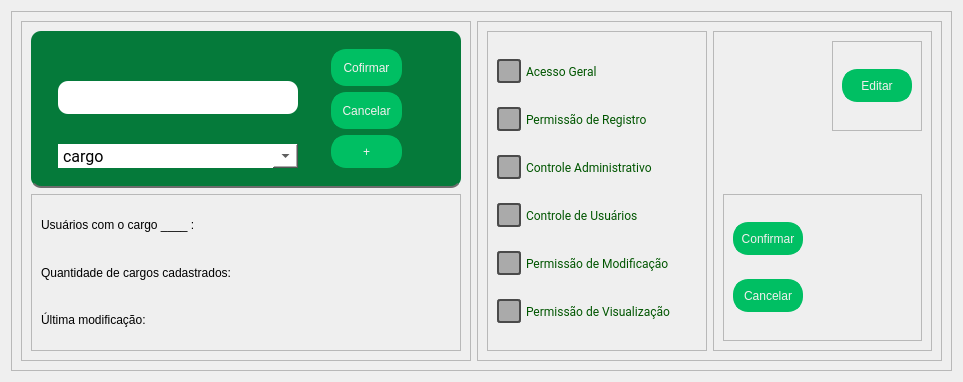
Above: PATP/asset_ctrl/templates/interfaces/cargo_config.ui from eduardogm22/controle_patrimonio before the change. Below: the same form after it.
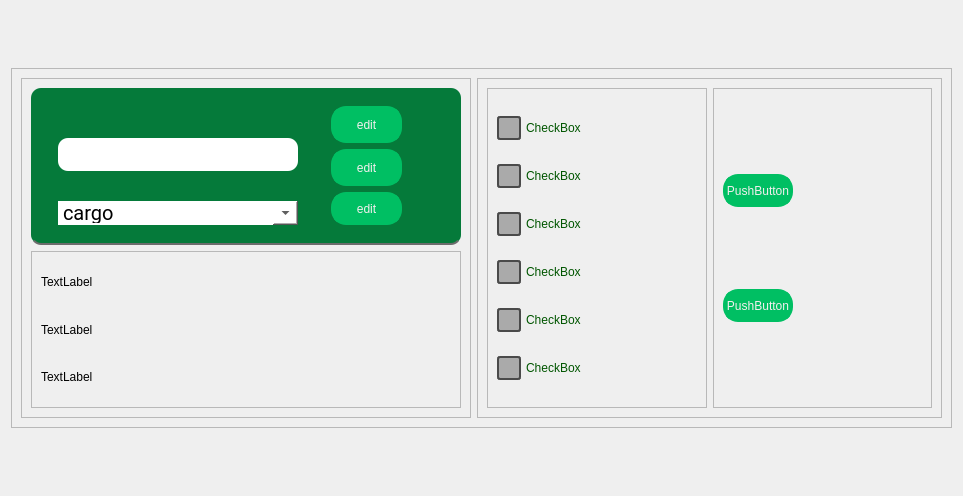
That is the form after the change.

```diff
--- a/PATP/asset_ctrl/templates/interfaces/cargo_config.ui
+++ b/PATP/asset_ctrl/templates/interfaces/cargo_config.ui
@@ -7,7 +7,7 @@
     <x>0</x>
     <y>0</y>
     <width>963</width>
-    <height>378</height>
+    <height>496</height>
    </rect>
   </property>
   <property name="windowTitle">
@@ -133,7 +133,7 @@
                  <property name="font">
                   <font>
                    <family>Roboto</family>
-                   <pointsize>12</pointsize>
+                   <pointsize>15</pointsize>
                   </font>
                  </property>
                  <property name="contextMenuPolicy">
@@ -216,7 +216,7 @@
 }</string>
                  </property>
                  <property name="text">
-                  <string>Cofirmar</string>
+                  <string>edit</string>
                  </property>
                 </widget>
                </item>
@@ -253,7 +253,7 @@
 }</string>
                  </property>
                  <property name="text">
-                  <string>Cancelar</string>
+                  <string>edit</string>
                  </property>
                 </widget>
                </item>
@@ -290,7 +290,7 @@
 }</string>
                  </property>
                  <property name="text">
-                  <string>+</string>
+                  <string>edit</string>
                  </property>
                 </widget>
                </item>
@@ -312,21 +312,21 @@
             <item>
              <widget class="QLabel" name="label">
               <property name="text">
-               <string>Usuários com o cargo ____ : </string>
+               <string>TextLabel</string>
               </property>
              </widget>
             </item>
             <item>
              <widget class="QLabel" name="label_2">
               <property name="text">
-               <string>Quantidade de cargos cadastrados:</string>
+               <string>TextLabel</string>
               </property>
              </widget>
             </item>
             <item>
              <widget class="QLabel" name="label_3">
               <property name="text">
-               <string>Última modificação:</string>
+               <string>TextLabel</string>
               </property>
              </widget>
             </item>
@@ -356,14 +356,6 @@
            <layout class="QVBoxLayout" name="verticalLayout_2">
             <item>
              <widget class="QCheckBox" name="checkBox_5">
-              <property name="font">
-               <font>
-                <family>Roboto</family>
-                <pointsize>9</pointsize>
-                <weight>50</weight>
-                <bold>false</bold>
-               </font>
-              </property>
               <property name="styleSheet">
                <string notr="true"> QCheckBox {
     spacing: 5px; /* Espaçamento entre o checkbox e o texto */
@@ -391,17 +383,12 @@
 }</string>
               </property>
               <property name="text">
-               <string>Acesso Geral</string>
+               <string>CheckBox</string>
               </property>
              </widget>
             </item>
             <item>
              <widget class="QCheckBox" name="checkBox">
-              <property name="font">
-               <font>
-                <family>Roboto</family>
-               </font>
-              </property>
               <property name="styleSheet">
                <string notr="true"> QCheckBox {
     spacing: 5px; /* Espaçamento entre o checkbox e o texto */
@@ -429,17 +416,12 @@
 }</string>
               </property>
               <property name="text">
-               <string>Permissão de Registro</string>
+               <string>CheckBox</string>
               </property>
              </widget>
             </item>
             <item>
              <widget class="QCheckBox" name="checkBox_2">
-              <property name="font">
-               <font>
-                <family>Roboto</family>
-               </font>
-              </property>
               <property name="styleSheet">
                <string notr="true"> QCheckBox {
     spacing: 5px; /* Espaçamento entre o checkbox e o texto */
@@ -467,17 +449,12 @@
 }</string>
               </property>
               <property name="text">
-               <string>Controle Administrativo</string>
+               <string>CheckBox</string>
               </property>
              </widget>
             </item>
             <item>
              <widget class="QCheckBox" name="checkBox_3">
-              <property name="font">
-               <font>
-                <family>Roboto</family>
-               </font>
-              </property>
               <property name="styleSheet">
                <string notr="true"> QCheckBox {
     spacing: 5px; /* Espaçamento entre o checkbox e o texto */
@@ -505,17 +482,12 @@
 }</string>
               </property>
               <property name="text">
-               <string>Controle de Usuários</string>
+               <string>CheckBox</string>
               </property>
              </widget>
             </item>
             <item>
              <widget class="QCheckBox" name="checkBox_4">
-              <property name="font">
-               <font>
-                <family>Roboto</family>
-               </font>
-              </property>
               <property name="styleSheet">
                <string notr="true"> QCheckBox {
     spacing: 5px; /* Espaçamento entre o checkbox e o texto */
@@ -543,17 +515,12 @@
 }</string>
               </property>
               <property name="text">
-               <string>Permissão de Modificação</string>
+               <string>CheckBox</string>
               </property>
              </widget>
             </item>
             <item>
              <widget class="QCheckBox" name="checkBox_6">
-              <property name="font">
-               <font>
-                <family>Roboto</family>
-               </font>
-              </property>
               <property name="styleSheet">
                <string notr="true"> QCheckBox {
     spacing: 5px; /* Espaçamento entre o checkbox e o texto */
@@ -581,7 +548,7 @@
 }</string>
               </property>
               <property name="text">
-               <string>Permissão de Visualização</string>
+               <string>CheckBox</string>
               </property>
              </widget>
             </item>
@@ -597,70 +564,6 @@
             <enum>QFrame::Raised</enum>
            </property>
            <layout class="QVBoxLayout" name="verticalLayout_9">
-            <item alignment="Qt::AlignRight|Qt::AlignTop">
-             <widget class="QFrame" name="frame_3">
-              <property name="minimumSize">
-               <size>
-                <width>90</width>
-                <height>90</height>
-               </size>
-              </property>
-              <property name="maximumSize">
-               <size>
-                <width>90</width>
-                <height>90</height>
-               </size>
-              </property>
-              <property name="frameShape">
-               <enum>QFrame::StyledPanel</enum>
-              </property>
-              <property name="frameShadow">
-               <enum>QFrame::Raised</enum>
-              </property>
-              <layout class="QVBoxLayout" name="verticalLayout_10">
-               <item>
-                <widget class="QPushButton" name="pushButton">
-                 <property name="maximumSize">
-                  <size>
-                   <width>70</width>
-                   <height>33</height>
-                  </size>
-                 </property>
-                 <property name="styleSheet">
-                  <string notr="true">
-
-QPushButton { color: rgb(243, 239, 238);
-	border-radius:15px;		
-	border: 4px solid #00BF63;
-	background-color:#00BF63;
- }
-
-QPushButton:hover{background-color:rgb(255, 240, 238);color:#00BF63}
-
-QPushButton:pressed{
- padding-left: 5px;
- padding-top:5px;
-	background-color: rgb(227, 227, 227);
- 
-}</string>
-                 </property>
-                 <property name="text">
-                  <string>Editar</string>
-                 </property>
-                </widget>
-               </item>
-              </layout>
-             </widget>
-            </item>
-            <item>
-             <widget class="QFrame" name="frame">
-              <property name="frameShape">
-               <enum>QFrame::StyledPanel</enum>
-              </property>
-              <property name="frameShadow">
-               <enum>QFrame::Raised</enum>
-              </property>
-              <layout class="QVBoxLayout" name="verticalLayout_5">
                <item>
                 <widget class="QPushButton" name="pushButton_8">
                  <property name="maximumSize">
@@ -688,7 +591,7 @@
 }</string>
                  </property>
                  <property name="text">
-                  <string>Confirmar</string>
+               <string>PushButton</string>
                  </property>
                 </widget>
                </item>
@@ -719,11 +622,8 @@
 }</string>
                  </property>
                  <property name="text">
-                  <string>Cancelar</string>
-                 </property>
-                </widget>
-               </item>
-              </layout>
+               <string>PushButton</string>
+              </property>
              </widget>
             </item>
            </layout>
```
Lines whose indentation alone changed are shown as unchanged.
